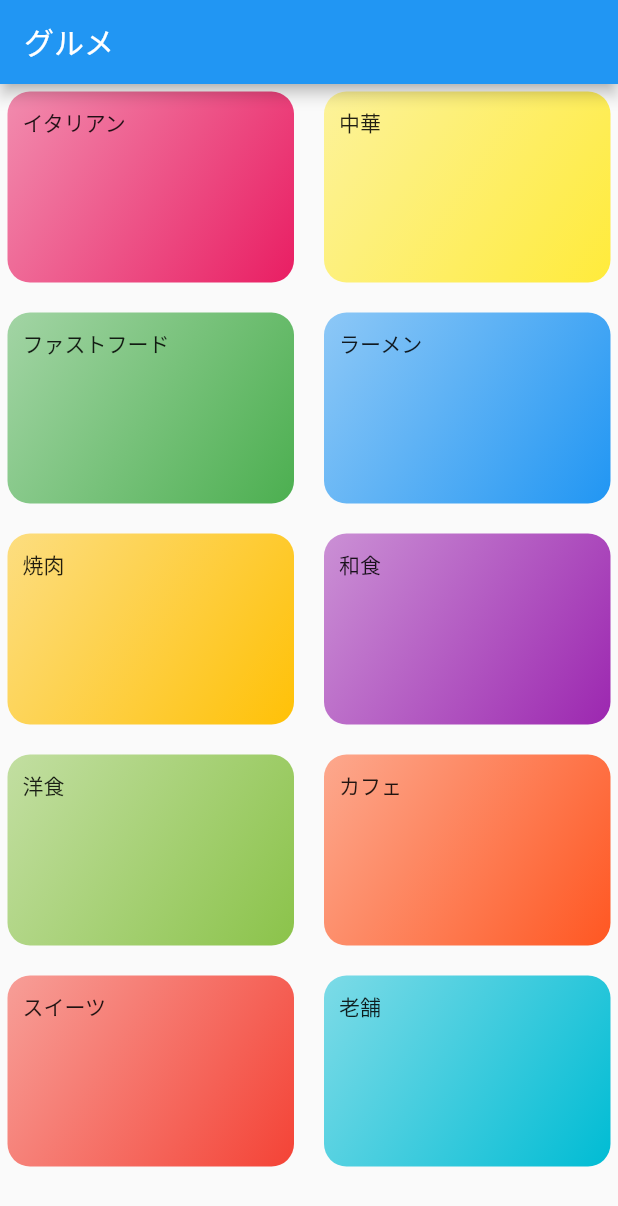
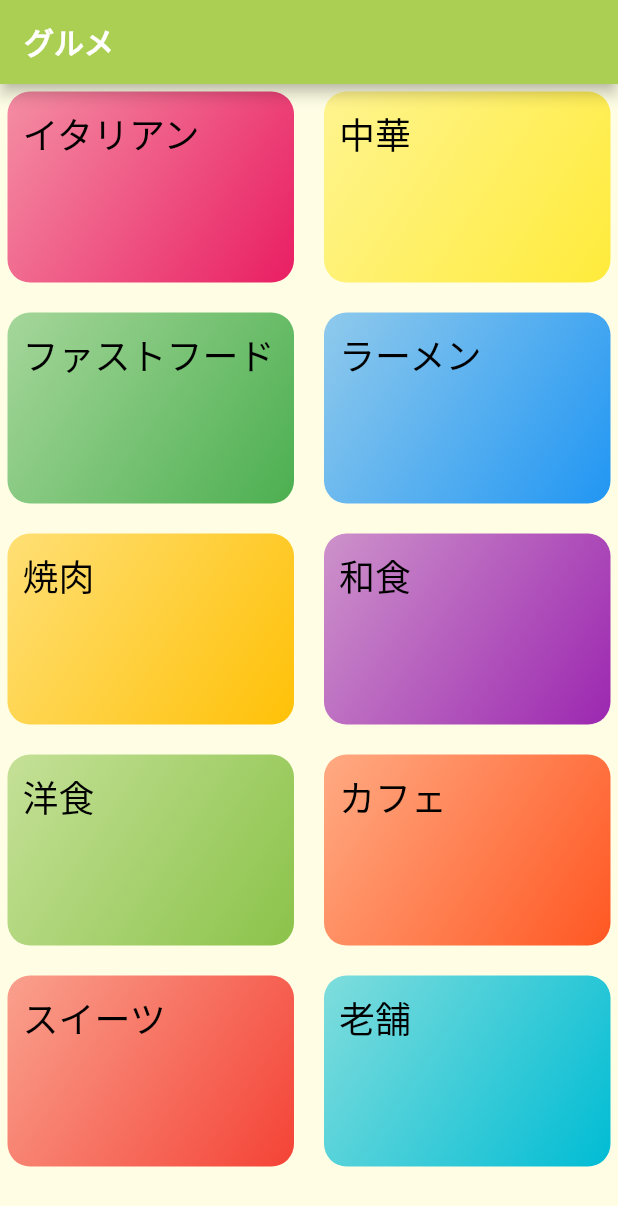
Before and after one commit to trm11tkr/meals-app, a Flutter app: the screen it shows after launch, on a phone screen of 412 x 824 dp. Shown: the top 1206 px of the screen. Run offline on Flutter 3.47's test engine with Material 2 defaults, Android fonts, the phone set to English and light mode, and no system bars; our stand-ins replace freezed_annotation, go_router; Roboto replaces fonts that are missing (KaiseiOpti, MPLUSRounded1c).

Commit message:
カスタムthemeを反映

```diff
--- a/lib/main.dart
+++ b/lib/main.dart
@@ -13,13 +13,13 @@ class MyApp extends StatelessWidget {
   MyApp({Key? key}) : super(key: key);
 
   final GoRouter _router = GoRouter(
-    // initialLocation: '/',
+    initialLocation: '/',
     routes: [
       GoRoute(
           name: 'category',
           path: '/',
-          builder: (context, state) {
-            return MaterialApp(home: const CategoriesPage());
+          pageBuilder: (context, state) {
+            return MaterialPage(key: state.pageKey, child:const CategoriesPage());
           },
           routes: [
             GoRoute(
@@ -49,15 +49,11 @@ class MyApp extends StatelessWidget {
   @override
   Widget build(BuildContext context) {
     return MaterialApp.router(
+      theme: myLightThemeData,
+      darkTheme: myDarkThemeData,
       routeInformationProvider: _router.routeInformationProvider,
       routeInformationParser: _router.routeInformationParser,
       routerDelegate: _router.routerDelegate,
     );
-    // return MaterialApp(
-    //   title: 'Flutter Demo',
-    //   theme: myLightThemeData,
-    //   darkTheme: myDarkThemeData,
-    //   home: const CategoriesPage(),
-    // );
   }
 }
```
